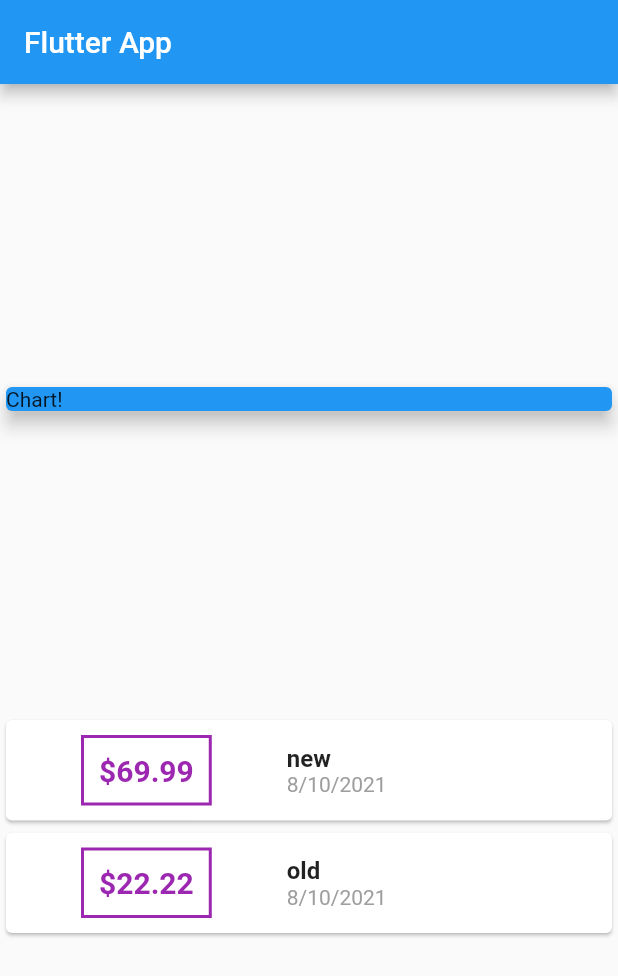
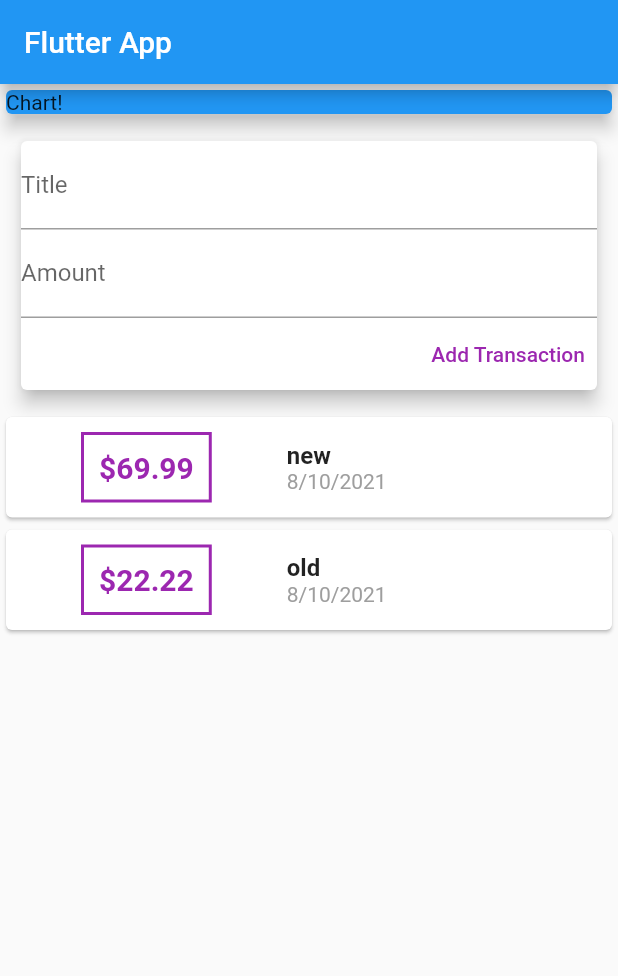
Before and after one commit to marufkhan09/expense, a Flutter app: the screen it shows after launch, on a phone screen of 412 x 824 dp. Shown: the top 976 px of the screen. Run offline on Flutter 3.47's test engine with Material 2 defaults, Android fonts, the phone set to English and light mode, and no system bars.

Commit message:
on changed property on textfield implemented

```diff
--- a/lib/main.dart
+++ b/lib/main.dart
@@ -30,6 +30,8 @@ class MyHomePage extends StatelessWidget {
     ),
     Transaction(id: 't2', title: 'old', amount: 22.22, date: DateTime.now())
   ];
+  String titleInput = '';
+  String amountInput = '';
 
   @override
   Widget build(BuildContext context) {
@@ -38,7 +40,7 @@ class MyHomePage extends StatelessWidget {
         title: Text("Flutter App"),
       ),
       body: Column(
-        mainAxisAlignment: MainAxisAlignment.spaceEvenly,
+        mainAxisAlignment: MainAxisAlignment.start,
         crossAxisAlignment: CrossAxisAlignment.stretch,
         children: [
           Container(
@@ -47,6 +49,39 @@ class MyHomePage extends StatelessWidget {
               color: Colors.blue,
               elevation: 5.0,
               child: Text("Chart!"),
+            ),
+          ),
+          Container(
+            //margin: ,
+            padding: EdgeInsets.all(10),
+            child: Card(
+              elevation: 5,
+              child: Column(
+                crossAxisAlignment: CrossAxisAlignment.end,
+                children: [
+                  TextField(
+                    decoration: InputDecoration(labelText: 'Title'),
+                    onChanged: (value) {
+                      titleInput = value;
+                    },
+                  ),
+                  TextField(
+                    decoration: InputDecoration(labelText: 'Amount'),
+                    onChanged: (value) {
+                      amountInput = value;
+                    },
+                  ),
+                  TextButton(
+                      onPressed: () {
+                        print(titleInput);
+                        print(amountInput);
+                      },
+                      child: Text(
+                        'Add Transaction',
+                        style: TextStyle(color: Colors.purple),
+                      )),
+                ],
+              ),
             ),
           ),
           Column(
@@ -87,7 +122,7 @@ class MyHomePage extends StatelessWidget {
                         ),
                         Container(
                           child: Text(
-                           DateFormat.yMd().format(e.date),
+                            DateFormat.yMd().format(e.date),
                             style: TextStyle(
                               color: Colors.grey,
                             ),
```
